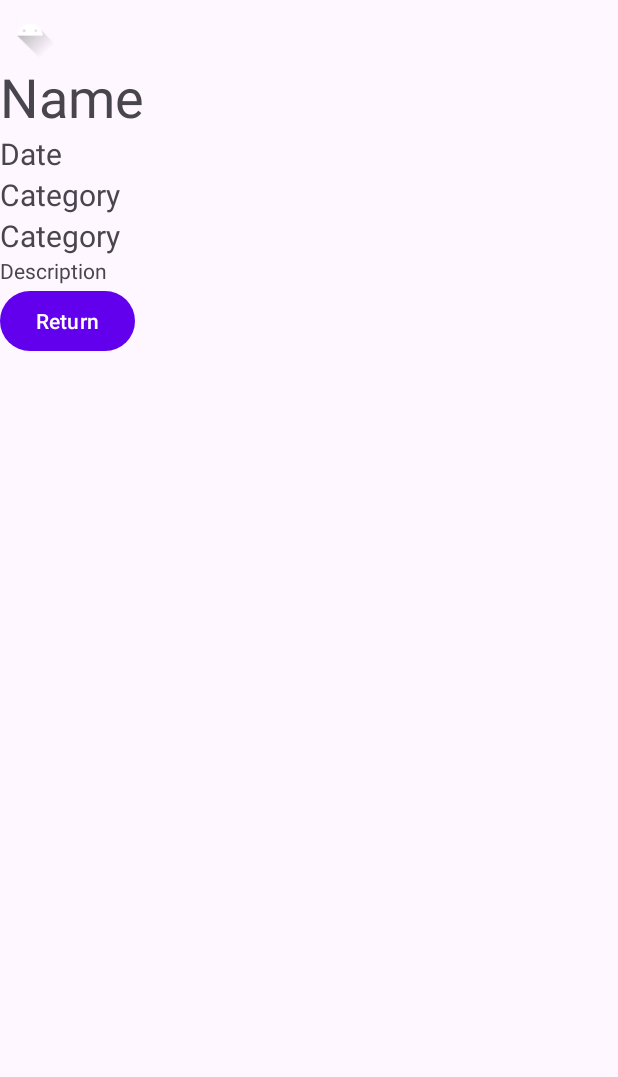
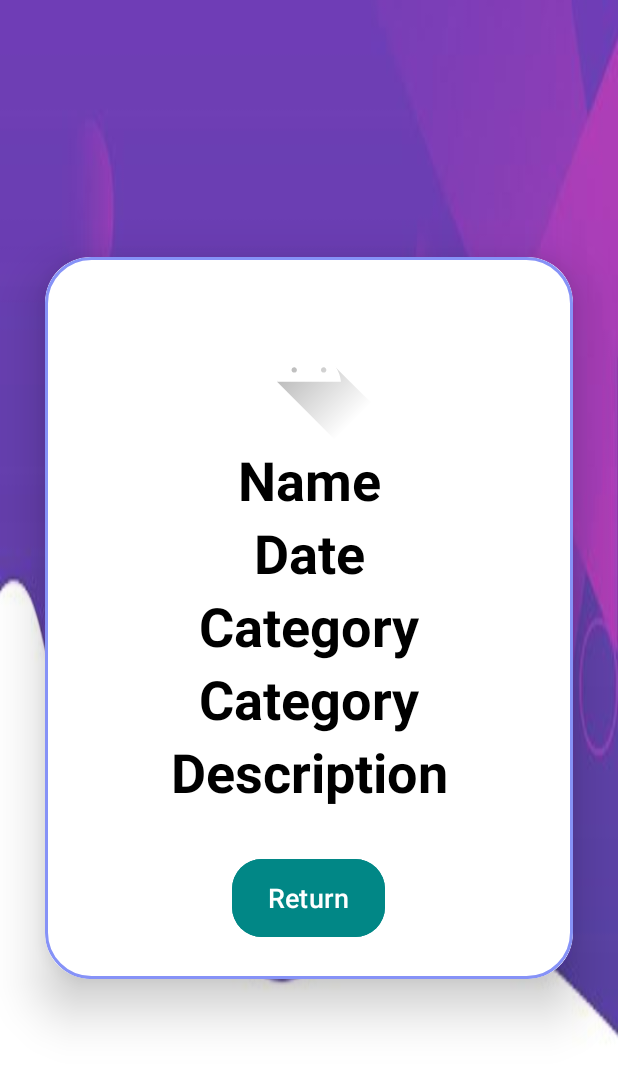
Before and after one commit to ST10083156/OPSC_POE_PART2, an Android app: the TimesheetDetails screen opened directly, with no data from a screen before it, on a phone screen of 412 x 824 dp. Shown: the top 1077 px of the screen. Run offline under Robolectric (Android 15) with nearby library versions, the phone set to English and light mode, and no system bars; 6 statements that could not run were skipped.

Commit message:
Updated UI

```diff
--- a/app/src/main/res/layout/activity_main.xml
+++ b/app/src/main/res/layout/activity_main.xml
@@ -34,7 +34,7 @@
                 android:textAlignment="center"
                 android:textColor="@color/lavender"
                 android:textSize="36sp"
-                android:textStyle="bold" />
+                android:textStyle="bold"/>
 
 
             <EditText
--- a/app/src/main/res/layout/activity_timesheet_details.xml
+++ b/app/src/main/res/layout/activity_timesheet_details.xml
@@ -6,52 +6,94 @@
     android:layout_width="match_parent"
     android:layout_height="match_parent"
     tools:context=".TimesheetDetails"
-    android:orientation="vertical">
+    android:orientation="vertical"
+    android:gravity="center"
+    android:background="@drawable/profile">
+
+    <androidx.cardview.widget.CardView
+        android:layout_width="match_parent"
+        android:layout_height="wrap_content"
+        android:layout_margin="30dp"
+        app:cardCornerRadius="30dp"
+        app:cardElevation="20dp">
+
+        <LinearLayout
+            android:layout_width="match_parent"
+            android:layout_height="wrap_content"
+            android:orientation="vertical"
+            android:layout_gravity="center_horizontal"
+            android:padding="24dp"
+            android:background="@drawable/custom_edittext">
+
             <com.google.android.material.imageview.ShapeableImageView
                 android:id="@+id/entryImageView"
-        android:layout_width="40dp"
-        android:layout_height="40dp"
-        android:src="@drawable/ic_launcher_foreground"/>
+                android:layout_width="100dp"
+                android:layout_height="100dp"
+                android:src="@drawable/ic_launcher_foreground"
+                android:layout_gravity="center_horizontal"
+                />
+
             <TextView
                 android:id="@+id/nameTV"
-    android:layout_width="wrap_content"
+                android:layout_width="match_parent"
                 android:layout_height="wrap_content"
                 android:text="Name"
-    android:textSize="36dp"
-    />
+                android:textSize="36sp"
+                android:textAlignment="center"
+                android:textStyle="bold"
+                android:textColor="@color/black"/>
+
             <TextView
                 android:id="@+id/dateTV"
-        android:layout_width="wrap_content"
+                android:layout_width="match_parent"
                 android:layout_height="wrap_content"
                 android:text="Date"
-        android:textSize="20dp"
-
+                android:textSize="36sp"
+                android:textAlignment="center"
+                android:textStyle="bold"
+                android:textColor="@color/black"
                 />
             <TextView
                 android:id="@+id/categoryTV"
-        android:layout_width="wrap_content"
+                android:layout_width="match_parent"
                 android:layout_height="wrap_content"
                 android:text="Category"
-        android:textSize="20dp"
+                android:textSize="36sp"
+                android:textAlignment="center"
+                android:textStyle="bold"
+                android:textColor="@color/black"
                 />
             <TextView
                 android:id="@+id/timeSpentTV"
-        android:layout_width="wrap_content"
+                android:layout_width="match_parent"
                 android:layout_height="wrap_content"
                 android:text="Category"
-        android:textSize="20dp"
+                android:textSize="36sp"
+                android:textAlignment="center"
+                android:textStyle="bold"
+                android:textColor="@color/black"
                 />
             <TextView
                 android:id="@+id/descriptionTV"
-        android:layout_width="wrap_content"
+                android:layout_width="match_parent"
                 android:layout_height="wrap_content"
                 android:text="Description"
-        android:textSize="14dp"
+                android:textSize="36sp"
+                android:textAlignment="center"
+                android:textStyle="bold"
+                android:textColor="@color/black"
                 />
             <Button
                 android:id="@+id/returnBtn"
                 android:layout_width="wrap_content"
-        android:layout_height="wrap_content"
-        android:text="Return"/>
+                android:layout_height="60dp"
+                android:text="Return"
+                android:textSize="18sp"
+                android:layout_marginTop="30dp"
+                android:backgroundTint="@color/teal_700"
+                app:cornerRadius="20dp"
+                android:layout_gravity="center_horizontal"/>
 
         </LinearLayout>
+    </androidx.cardview.widget.CardView>
+</LinearLayout>
```
Also changed, not shown: app/src/main/res/layout/activity_categories_page.xml (+50 -10 lines). Lines whose indentation alone changed are shown as unchanged.
